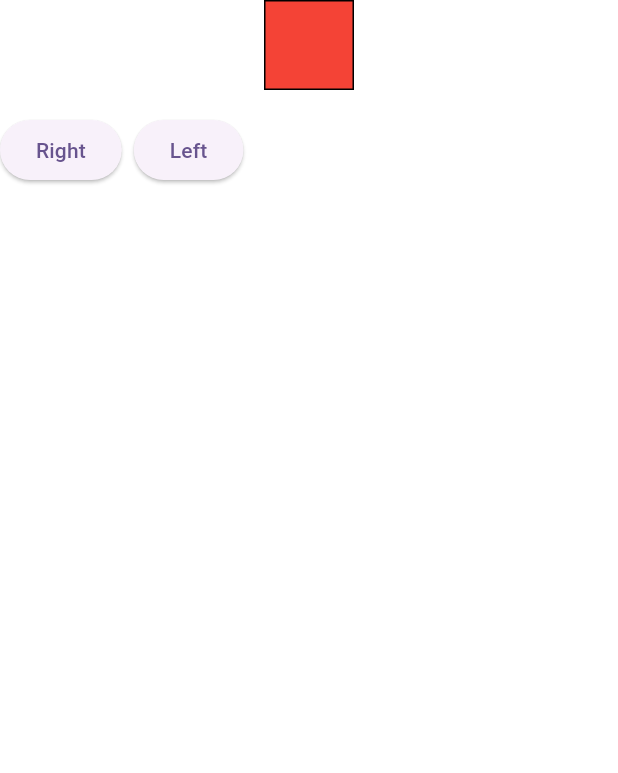
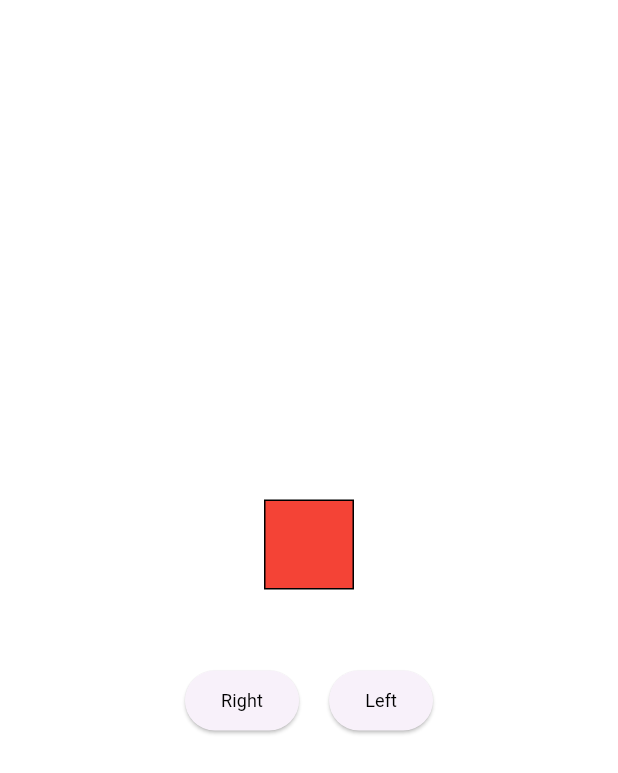
Before and after one commit to riteshsinha1234/box-moving-animation, a Flutter app: the screen it shows after launch, on a phone screen of 412 x 824 dp. Shown: the top 773 px of the screen. Run offline on Flutter 3.47's test engine with Material 3 defaults, Android fonts, the phone set to English and light mode, and no system bars.

Commit message:
component added

```diff
--- /dev/null
+++ b/lib/component/widget.dart
@@ -0,0 +1,21 @@
+import 'package:flutter/material.dart';
+
+//screen size
+SizedBox gapH(double value) => SizedBox(height: value);
+SizedBox gapW(double value) => SizedBox(width: value);
+screenHeight(BuildContext context) => MediaQuery.of(context).size.height;
+screenWidth(BuildContext context) => MediaQuery.of(context).size.width;
+
+// Custom Text
+Text customTxt(
+  String text,
+  double size,
+  Color clr,
+
+) {
+  return Text(
+    text,
+    style: TextStyle(
+        color: clr, fontSize: size, fontWeight: FontWeight.w500, fontFamily: "Roboto"),
+  );
+}
--- a/lib/screen/home_view.dart
+++ b/lib/screen/home_view.dart
@@ -1,3 +1,5 @@
+import 'package:box_moving_animation/component/colors.dart';
+import 'package:box_moving_animation/component/widget.dart';
 import 'package:flutter/material.dart';
 
 class HomeView extends StatelessWidget {
@@ -6,7 +8,9 @@ class HomeView extends StatelessWidget {
   @override
   Widget build(BuildContext context) {
     return Column(
+      mainAxisAlignment: MainAxisAlignment.center,
       children: [
+        gapH(20),
         Container(
           width: 60,
           height: 60,
@@ -15,20 +19,22 @@ class HomeView extends StatelessWidget {
             border: Border.all(),
           ),
         ),
-        const SizedBox(height: 16),
+        gapH(50),
         Row(
+          mainAxisAlignment: MainAxisAlignment.center,
           children: [
             ElevatedButton(
               onPressed: () {},
-              child: const Text('Right'),
+              child: customTxt("Right", 12, black),
             ),
-            const SizedBox(width: 8),
+            gapW(20),
             ElevatedButton(
               onPressed: () {},
-              child: const Text('Left'),
+              child: customTxt("Left", 12, black),
             ),
           ],
         ),
+        gapH(20),
       ],
     );
   }
```
Also changed, not shown: lib/component/colors.dart (added, +13 -0 lines), pubspec.yaml (+4 -4 lines), assets/fonts/Roboto-Regular.ttf (added).
